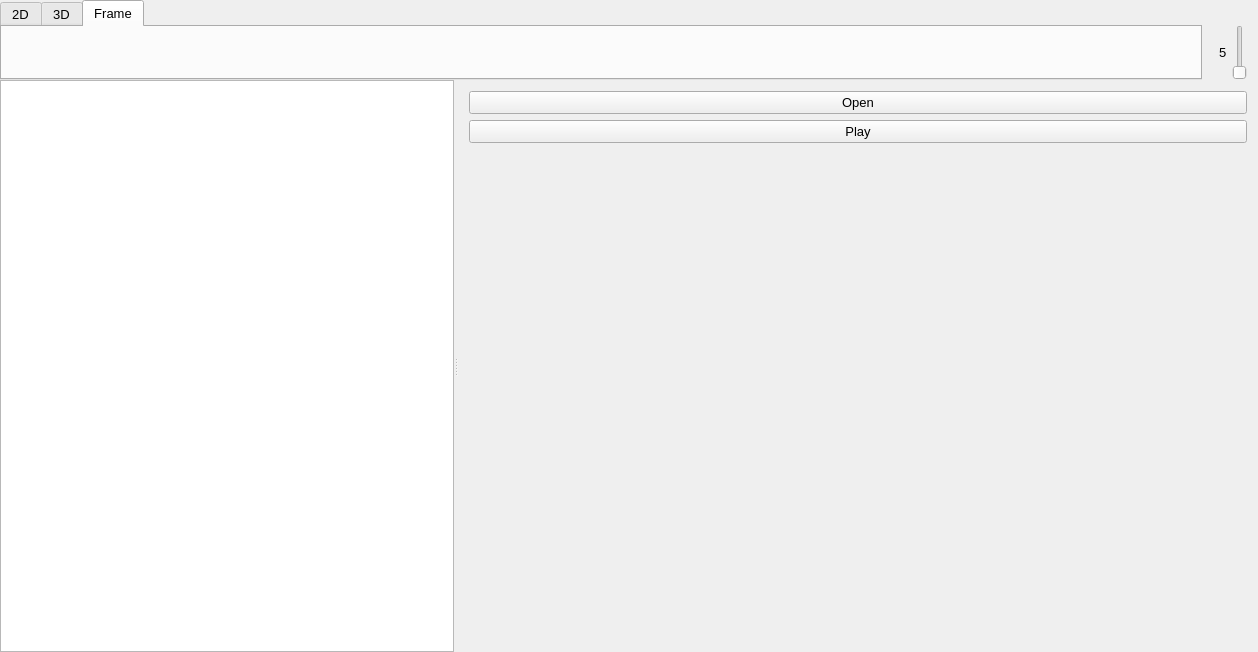
Above: window.ui from giahuyng98/computer-graphics before the change. Below: the same form after it.
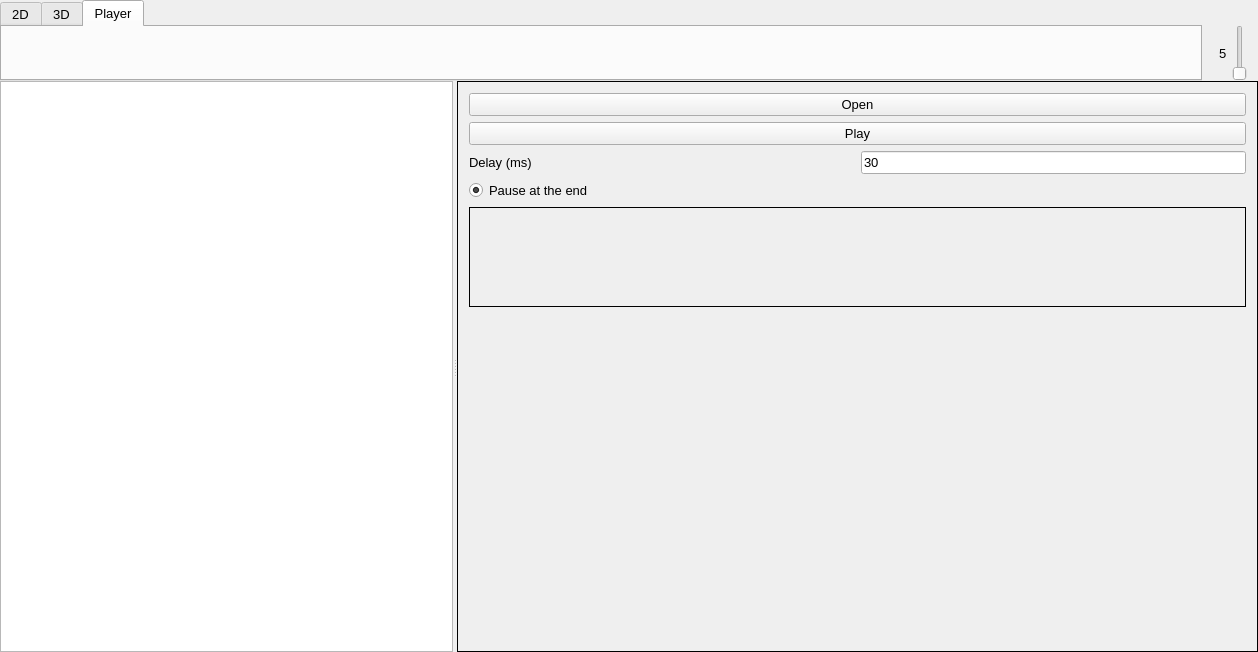
That is the form after the change. The open tabs and pages were chosen to show the change. Icons and pictures are not drawn.

What changed in the file:
```diff
--- a/window.ui
+++ b/window.ui
@@ -70,18 +70,24 @@
         <property name="minimumSize">
          <size>
           <width>0</width>
-          <height>80</height>
+          <height>0</height>
          </size>
         </property>
         <property name="maximumSize">
          <size>
-          <width>16777215</width>
-          <height>16777215</height>
+          <width>99999</width>
+          <height>99999</height>
          </size>
         </property>
         <property name="sizeIncrement">
          <size>
-          <width>-31073</width>
+          <width>0</width>
+          <height>0</height>
+         </size>
+        </property>
+        <property name="baseSize">
+         <size>
+          <width>0</width>
           <height>0</height>
          </size>
         </property>
@@ -116,6 +122,12 @@
            <verstretch>0</verstretch>
           </sizepolicy>
          </property>
+         <property name="minimumSize">
+          <size>
+           <width>0</width>
+           <height>50</height>
+          </size>
+         </property>
          <property name="font">
           <font>
            <family>Segoe UI</family>
@@ -328,9 +340,22 @@
          </layout>
         </widget>
         <widget class="QWidget" name="tabFrame">
+         <property name="sizePolicy">
+          <sizepolicy hsizetype="Fixed" vsizetype="Fixed">
+           <horstretch>0</horstretch>
+           <verstretch>0</verstretch>
+          </sizepolicy>
+         </property>
+         <property name="maximumSize">
+          <size>
+           <width>0</width>
+           <height>0</height>
+          </size>
+         </property>
          <attribute name="title">
-          <string>Frame</string>
+          <string>Player</string>
          </attribute>
+         <layout class="QVBoxLayout" name="verticalLayout_9"/>
         </widget>
        </widget>
       </item>
@@ -445,6 +470,9 @@
          <height>0</height>
         </size>
        </property>
+       <property name="frameShape">
+        <enum>QFrame::Box</enum>
+       </property>
        <property name="currentIndex">
         <number>0</number>
        </property>
@@ -503,11 +531,22 @@
               </layout>
              </item>
              <item>
-              <widget class="QPushButton" name="addSceneBtn">
-               <property name="text">
-                <string>Add Scene (0)</string>
-               </property>
-              </widget>
+              <layout class="QHBoxLayout" name="horizontalLayout_15">
+               <item>
+                <widget class="QPushButton" name="addFrameBtn">
+                 <property name="text">
+                  <string>Add Frame (0)</string>
+                 </property>
+                </widget>
+               </item>
+               <item>
+                <widget class="QPushButton" name="nextFrameBtn">
+                 <property name="text">
+                  <string>Next Frame (0)</string>
+                 </property>
+                </widget>
+               </item>
+              </layout>
              </item>
              <item>
               <layout class="QHBoxLayout" name="horizontalLayout_14">
@@ -519,7 +558,7 @@
                 </widget>
                </item>
                <item>
-                <widget class="QPushButton" name="pushButton">
+                <widget class="QPushButton" name="readTextFileBtn">
                  <property name="text">
                   <string>Read text file</string>
                  </property>
@@ -1331,11 +1370,76 @@
            </property>
           </widget>
          </item>
+         <item>
+          <layout class="QHBoxLayout" name="horizontalLayout_16">
+           <item>
+            <widget class="QLabel" name="label_26">
+             <property name="text">
+              <string>Delay (ms)</string>
+             </property>
+            </widget>
+           </item>
+           <item>
+            <widget class="QLineEdit" name="delayValue">
+             <property name="sizePolicy">
+              <sizepolicy hsizetype="Minimum" vsizetype="Fixed">
+               <horstretch>0</horstretch>
+               <verstretch>0</verstretch>
+              </sizepolicy>
+             </property>
+             <property name="text">
+              <string>30</string>
+             </property>
+            </widget>
+           </item>
+          </layout>
+         </item>
+         <item>
+          <widget class="QRadioButton" name="pauseAtEndRBtn">
+           <property name="text">
+            <string>Pause at the end</string>
+           </property>
+           <property name="checked">
+            <bool>true</bool>
+           </property>
+          </widget>
+         </item>
+         <item>
+          <widget class="QLabel" name="openFileName">
+           <property name="sizePolicy">
+            <sizepolicy hsizetype="Preferred" vsizetype="Preferred">
+             <horstretch>0</horstretch>
+             <verstretch>0</verstretch>
+            </sizepolicy>
+           </property>
+           <property name="minimumSize">
+            <size>
+             <width>0</width>
+             <height>100</height>
+            </size>
+           </property>
+           <property name="frameShape">
+            <enum>QFrame::Box</enum>
+           </property>
+           <property name="text">
+            <string/>
+           </property>
+           <property name="alignment">
+            <set>Qt::AlignLeading|Qt::AlignLeft|Qt::AlignTop</set>
+           </property>
+           <property name="wordWrap">
+            <bool>false</bool>
+           </property>
+          </widget>
+         </item>
          <item>
           <spacer name="verticalSpacer_2">
            <property name="orientation">
             <enum>Qt::Vertical</enum>
            </property>
+           <property name="sizeType">
+            <enum>QSizePolicy::Expanding</enum>
+           </property>
            <property name="sizeHint" stdset="0">
             <size>
              <width>20</width>
```
